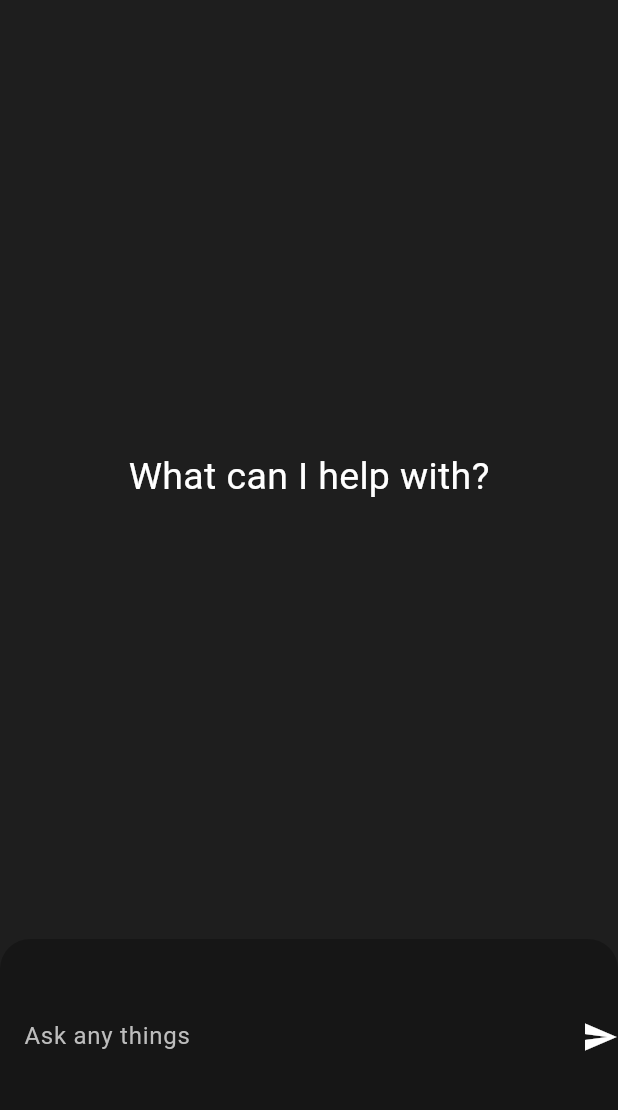
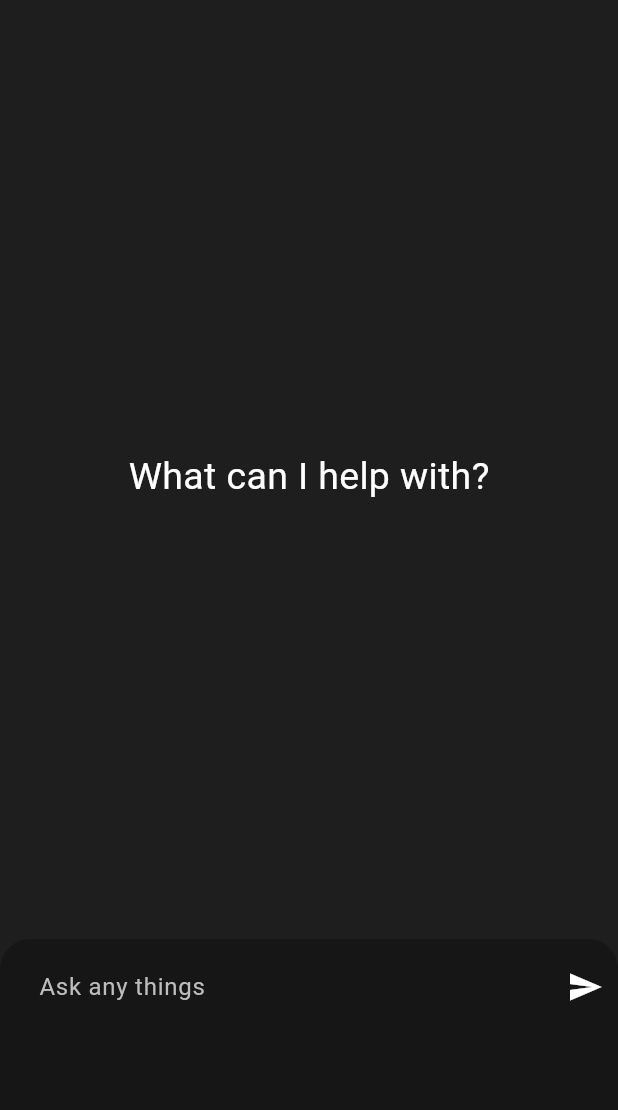
Before and after one commit to Rijan77/guffgaff-chatbot, a Flutter app: the screen it shows after launch, on a phone screen of 412 x 824 dp, the part 105-1215 px from its top. Run offline on Flutter 3.47's test engine with Material 3 defaults, Android fonts, the phone set to English and light mode, and no system bars; our stand-ins replace flutter_riverpod.

Commit message:
Finalize home page design

```diff
--- /dev/null
+++ b/lib/backend/API.dart
@@ -0,0 +1,3 @@
+// AIzaSyA5yzTBp1KUeb2PtpE460-sbR08XYZ2ubQ
+//
+// https://generativelanguage.googleapis.com/v1beta/models/gemini-2.0-flash:generateContent?key=AIzaSyA5yzTBp1KUeb2PtpE460-sbR08XYZ2ubQ"
--- a/lib/pages/MyHomePage.dart
+++ b/lib/pages/MyHomePage.dart
@@ -57,8 +57,9 @@ class _MyhomepageState extends ConsumerState<Myhomepage> {
             ),),
 
         const SizedBox(height: 290,),
+
             Container(
-              // padding: EdgeInsets.symmetric(horizontal: 10),
+              padding: const EdgeInsets.symmetric(horizontal: 10),
               height: 130,
               width: double.infinity,
               decoration: const BoxDecoration(
@@ -66,7 +67,9 @@ class _MyhomepageState extends ConsumerState<Myhomepage> {
                 borderRadius: BorderRadius.only(topLeft: Radius.circular(20), topRight: Radius.circular(20))
               ),
 
-              child: Row(
+              child: Column(
+                children: [
+                  Row(
                     children: [
                       Expanded(
                         child: TextField(
@@ -81,14 +84,18 @@ class _MyhomepageState extends ConsumerState<Myhomepage> {
                             focusedBorder: InputBorder.none,
                             enabledBorder: InputBorder.none,
 
-                        contentPadding: const EdgeInsets.symmetric(horizontal: 16, vertical: 12),
+                            contentPadding: const EdgeInsets.symmetric(horizontal: 16, vertical: 20),
                           ),
                         ),
                       ),
                       const SizedBox(width: 10,),
                       const Icon(Icons.send, color: Colors.white)
                     ],
-              )
+
+                  ),
+                ],
+              ),
+
             )
 
           ],
```
Also changed, not shown: pubspec.lock. Lines whose indentation alone changed are shown as unchanged.
